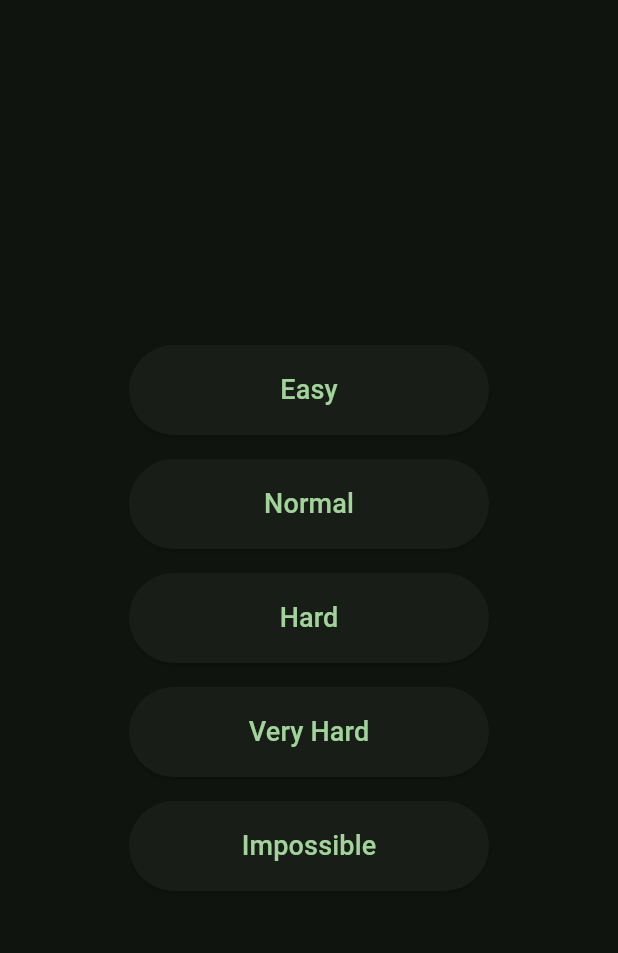
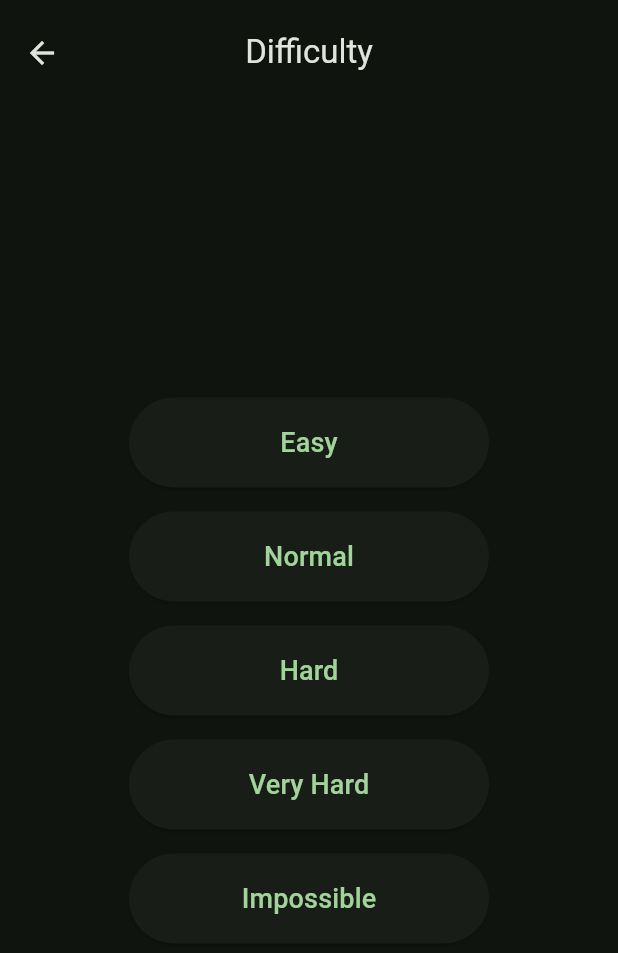
Before and after one commit to MoazSalem/Snake_Flutter_Game, a Flutter app: the DifficultyView screen opened by its route, on a phone screen of 412 x 824 dp. Shown: the top 953 px of the screen. Run offline on Flutter 3.47's test engine with Material 2 defaults, Android fonts, the phone set to English and light mode, and no system bars; our stand-ins replace audioplayers, flutter_bloc, flutter_svg, get_it; missing offline and left inert: animated_segmented_tab_control.

```diff
--- a/lib/features/difficulty/presentation/difficulty_view.dart
+++ b/lib/features/difficulty/presentation/difficulty_view.dart
@@ -6,8 +6,9 @@ class DifficultyView extends StatelessWidget {
 
   @override
   Widget build(BuildContext context) {
-    return const Scaffold(
-      body: DifficultyViewBody(),
+    return Scaffold(
+      appBar: AppBar(title: const Text('Difficulty'), centerTitle: true, toolbarHeight: 70),
+      body: const DifficultyViewBody(),
     );
   }
 }
--- a/lib/features/difficulty/presentation/widgets/difficulty_view_body.dart
+++ b/lib/features/difficulty/presentation/widgets/difficulty_view_body.dart
@@ -7,7 +7,7 @@ class DifficultyViewBody extends StatelessWidget {
   @override
   Widget build(BuildContext context) {
     return const Padding(
-      padding: EdgeInsets.all(20.0),
+      padding: EdgeInsets.symmetric(horizontal: 20.0),
       child: Center(
         child: Column(
             mainAxisAlignment: MainAxisAlignment.center,
--- a/lib/features/options/presentation/options_view.dart
+++ b/lib/features/options/presentation/options_view.dart
@@ -1,10 +1,14 @@
 import 'package:flutter/material.dart';
+import 'widgets/options_view_body.dart';
 
 class OptionsView extends StatelessWidget {
   const OptionsView({Key? key}) : super(key: key);
 
   @override
   Widget build(BuildContext context) {
-    return Container();
+    return Scaffold(
+      appBar: AppBar(title: const Text('Options'), centerTitle: true, toolbarHeight: 70),
+      body: const OptionsViewBody(),
+    );
   }
 }
```
Also changed, not shown: lib/features/options/presentation/widgets/options_tile.dart (added, +24 -0 lines), lib/features/options/presentation/widgets/options_view_body.dart (added, +16 -0 lines).
